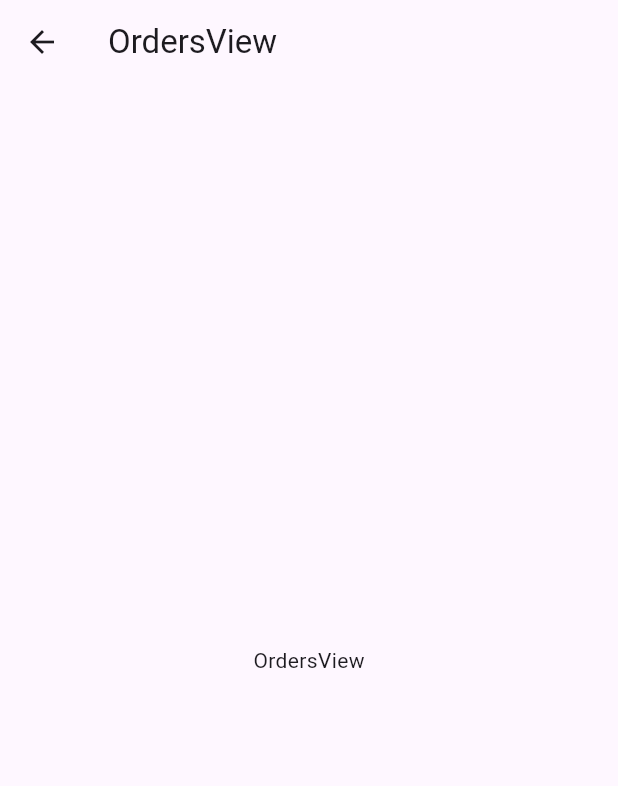
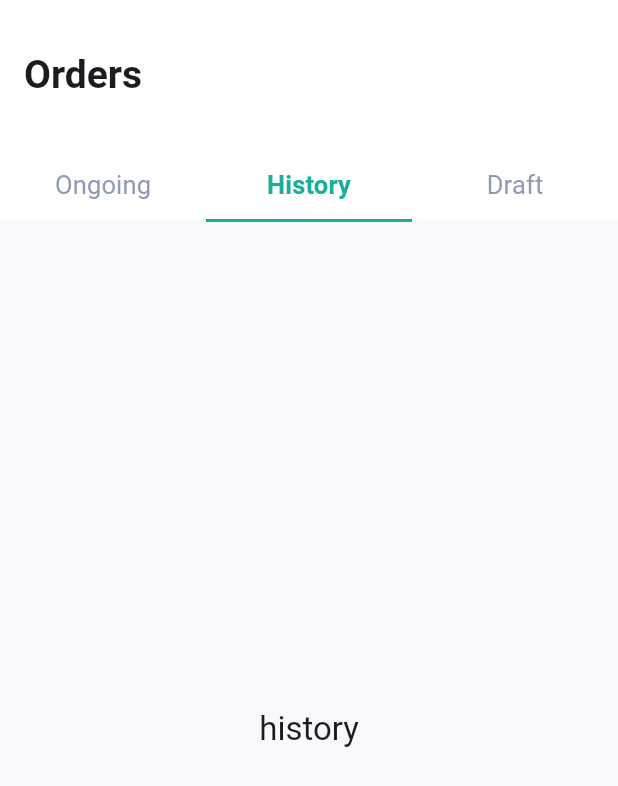
Before and after one commit to MakariosFared/My_Ecommerce_App, a Flutter app: the OrdersView screen opened directly, on a phone screen of 412 x 824 dp. Shown: the top 786 px of the screen. Run offline on Flutter 3.47's test engine with Material 3 defaults, Android fonts, the phone set to English and light mode, and no system bars; our stand-ins replace flutter_svg, flutter_xlider, font_awesome_flutter, go_router, google_fonts; Roboto replaces fonts that are missing (SF-Pro-Display).

Commit message:
refactor current spot bottom sheet & create Order tab bar

```diff
--- a/lib/Features/search/presentation/views/widget/sort_by_buttons.dart
+++ b/lib/Features/search/presentation/views/widget/sort_by_buttons.dart
@@ -19,6 +19,7 @@ class SortByButtons extends StatelessWidget {
     return Flexible(
       child: ElevatedButton(
         style: ElevatedButton.styleFrom(
+          overlayColor: Colors.transparent,
           fixedSize: const Size.fromWidth(119),
           backgroundColor: isSelected ? kGreenColor : Colors.white,
           elevation: 0,
--- a/lib/orders.dart
+++ b/lib/orders.dart
@@ -1,15 +1,86 @@
+import 'package:dikkan/Core/utils/styles.dart';
+import 'package:dikkan/constant.dart';
 import 'package:flutter/material.dart';
 
-class OrdersView extends StatelessWidget {
+class OrdersView extends StatefulWidget {
   const OrdersView({super.key});
+
+  @override
+  State<OrdersView> createState() => _OrdersViewState();
+}
+
+class _OrdersViewState extends State<OrdersView>
+    with SingleTickerProviderStateMixin {
+  late final TabController tabController;
+
+  @override
+  void initState() {
+    super.initState();
+    tabController = TabController(
+      length: 3,
+      initialIndex: 1,
+      vsync: this,
+    );
+  }
 
   @override
   Widget build(BuildContext context) {
     return Scaffold(
-      body: const Center(child: Text('OrdersView')),
+      backgroundColor: const Color(0xffF7F9FC),
       appBar: AppBar(
-        title:const Text('OrdersView'),
-
+        leadingWidth: 0,
+        leading: const SizedBox(),
+        toolbarHeight: 100,
+        title: const Text(
+          'Orders',
+          style: Styles.textStyleSfProDisplayBold26,
+        ),
+        backgroundColor: Colors.white,
+        bottom: TabBar(
+          overlayColor: WidgetStateProperty.all(Colors.transparent),
+          labelColor: kGreenColor,
+          unselectedLabelColor: const Color(0xff8F9BB3),
+          labelStyle: Styles.textStyleSfProDisplayRegular15.copyWith(
+            fontSize: 17,
+            fontWeight: FontWeight.w700,
+          ),
+          unselectedLabelStyle: Styles.textStyleSfProDisplayRegular15.copyWith(
+            fontSize: 17,
+            fontWeight: FontWeight.w400,
+          ),
+          indicatorColor: kGreenColor,
+          indicatorSize: TabBarIndicatorSize.tab,
+          dividerColor: const Color(0xffF7F9FC),
+          controller: tabController,
+          tabs: const [
+            Tab(text: 'Ongoing'),
+            Tab(text: 'History'),
+            Tab(text: 'Draft'),
+          ],
+        ),
+      ),
+      body: TabBarView(
+        controller: tabController,
+        children: [
+          Center(
+            child: Text(
+              'Ongoing',
+              style: Theme.of(context).textTheme.titleLarge,
+            ),
+          ),
+          Center(
+            child: Text(
+              'history',
+              style: Theme.of(context).textTheme.titleLarge,
+            ),
+          ),
+          Center(
+            child: Text(
+              'draft',
+              style: Theme.of(context).textTheme.titleLarge,
+            ),
+          ),
+        ],
       ),
     );
   }
```
Also changed, not shown: lib/Core/utils/widgets/current_spot.dart (+2 -79 lines), lib/Core/utils/widgets/current_spot_bottom_sheet.dart (added, +92 -0 lines).
